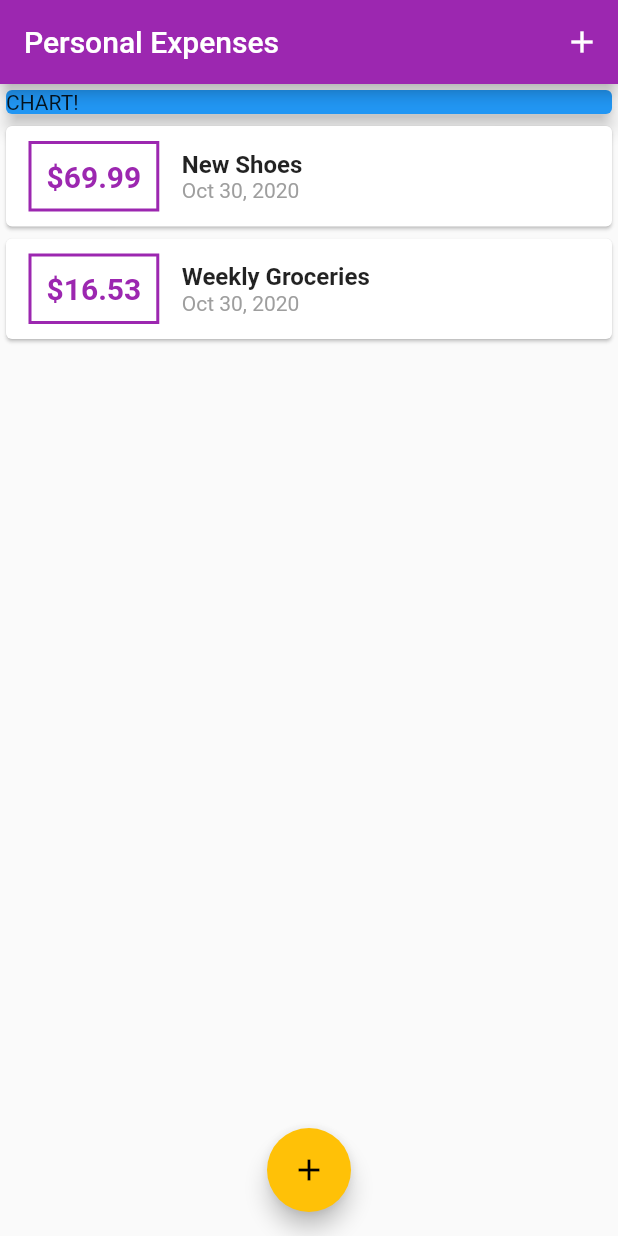
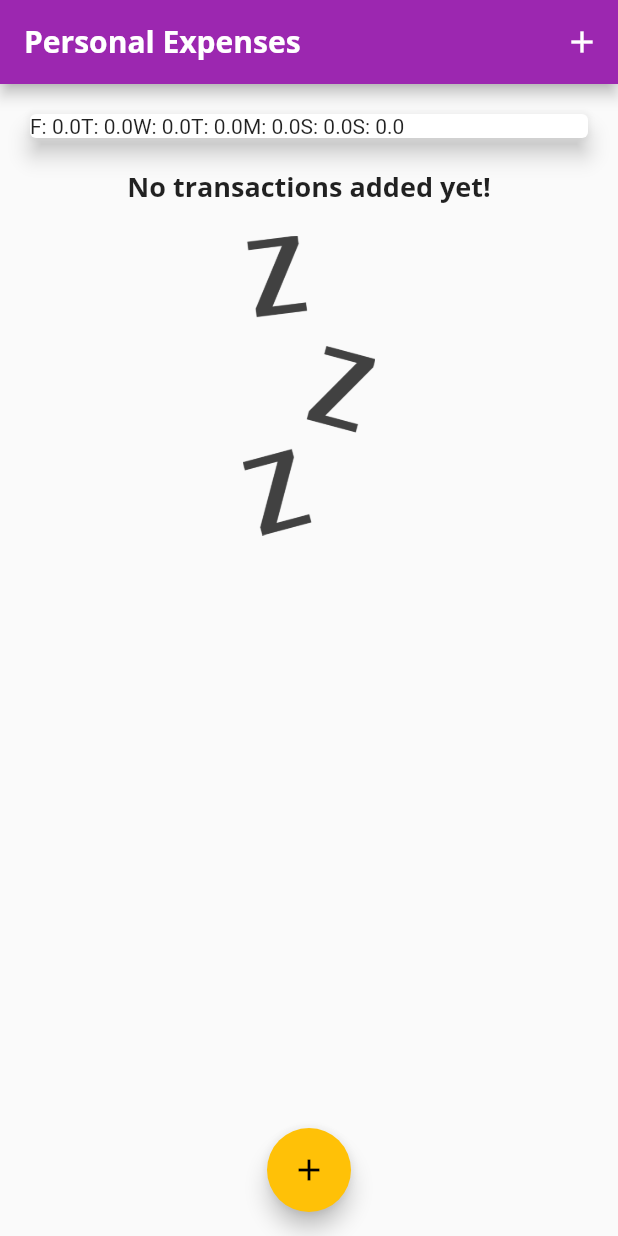
Before and after one commit to antoniofern/expenses-planner, a Flutter app: the screen it shows after launch, on a phone screen of 412 x 824 dp. Run offline on Flutter 3.47's test engine with Material 2 defaults, Android fonts, the phone set to English and light mode, and no system bars.

Commit message:
:sparkles: add some things

```diff
--- a/lib/main.dart
+++ b/lib/main.dart
@@ -2,6 +2,7 @@ import 'package:flutter/material.dart';
 
 import './widgets/transaction_list.dart';
 import './widgets/new_transaction.dart';
+import './widgets/chart.dart';
 import './models/transaction.dart';
 
 void main() => runApp(MyApp());
@@ -12,9 +13,25 @@ class MyApp extends StatelessWidget {
     return MaterialApp(
       title: 'Personal Expenses',
       theme: ThemeData(
-        primarySwatch: Colors.purple,
-        accentColor: Colors.amber,
-      ),
+          primarySwatch: Colors.purple,
+          accentColor: Colors.amber,
+          fontFamily: 'Quicksand',
+          textTheme: ThemeData.light().textTheme.copyWith(
+                title: TextStyle(
+                  fontFamily: 'OpenSans',
+                  fontWeight: FontWeight.bold,
+                  fontSize: 18,
+                ),
+              ),
+          appBarTheme: AppBarTheme(
+            textTheme: ThemeData.light().textTheme.copyWith(
+                  title: TextStyle(
+                    fontFamily: 'OpenSans',
+                    fontSize: 20,
+                    fontWeight: FontWeight.bold,
+                  ),
+                ),
+          )),
       home: MyHomePage(),
     );
   }
@@ -29,19 +46,29 @@ class MyHomePage extends StatefulWidget {
 
 class _MyHomePageState extends State<MyHomePage> {
   final List<Transaction> _userTransactions = [
-    Transaction(
-      id: 't1',
-      title: 'New Shoes',
-      amount: 69.99,
-      date: DateTime.now(),
-    ),
-    Transaction(
-      id: 't2',
-      title: 'Weekly Groceries',
-      amount: 16.53,
-      date: DateTime.now(),
-    ),
+    // Transaction(
+    //   id: 't1',
+    //   title: 'New Shoes',
+    //   amount: 69.99,
+    //   date: DateTime.now(),
+    // ),
+    // Transaction(
+    //   id: 't2',
+    //   title: 'Weekly Groceries',
+    //   amount: 16.53,
+    //   date: DateTime.now(),
+    // ),
   ];
+
+  List<Transaction> get _recentTransactions {
+    return _userTransactions.where((transaction) {
+      return transaction.date.isAfter(
+        DateTime.now().subtract(
+          Duration(days: 7),
+        ),
+      );
+    }).toList();
+  }
 
   void _addNewTransaction(String txTitle, double txAmount) {
     final newTx = Transaction(
@@ -72,7 +99,9 @@ class _MyHomePageState extends State<MyHomePage> {
   Widget build(BuildContext context) {
     return Scaffold(
       appBar: AppBar(
-        title: Text('Personal Expenses'),
+        title: Text(
+          'Personal Expenses',
+        ),
         actions: [
           IconButton(
             icon: Icon(Icons.add),
@@ -85,14 +114,7 @@ class _MyHomePageState extends State<MyHomePage> {
           // mainAxisAlignment: MainAxisAlignment.start,
           crossAxisAlignment: CrossAxisAlignment.stretch,
           children: [
-            Container(
-              width: double.infinity,
-              child: Card(
-                color: Colors.blue,
-                child: Text('CHART!'),
-                elevation: 5,
-              ),
-            ),
+            Chart(_recentTransactions),
             TransactionList(_userTransactions)
           ],
         ),
--- /dev/null
+++ b/lib/widgets/chart.dart
@@ -0,0 +1,45 @@
+import 'package:flutter/material.dart';
+import 'package:intl/intl.dart';
+
+import '../models/transaction.dart';
+
+class Chart extends StatelessWidget {
+  final List<Transaction> recentTransactions;
+
+  Chart(this.recentTransactions);
+
+  List<Map<String, Object>> get groupedTransactionValues {
+    return List.generate(7, (index) {
+      final weekDay = DateTime.now().subtract(
+        Duration(days: index),
+      );
+      var totalSum = 0.0;
+
+      for (var i = 0; i < recentTransactions.length; i++) {
+        if (recentTransactions[i].date.day == weekDay.day &&
+            recentTransactions[i].date.month == weekDay.month &&
+            recentTransactions[i].date.year == weekDay.year) {
+          totalSum += recentTransactions[i].amount;
+        }
+      }
+
+      return {
+        'day': DateFormat.E().format(weekDay).substring(0, 1),
+        'amount': totalSum,
+      };
+    });
+  }
+
+  @override
+  Widget build(BuildContext context) {
+    return Card(
+      elevation: 6,
+      margin: EdgeInsets.all(20),
+      child: Row(
+        children: groupedTransactionValues.map((data) {
+          return Text('${data['day']}: ${data['amount']}');
+        }).toList(),
+      ),
+    );
+  }
+}
--- a/lib/widgets/transaction_list.dart
+++ b/lib/widgets/transaction_list.dart
@@ -12,7 +12,26 @@ class TransactionList extends StatelessWidget {
   Widget build(BuildContext context) {
     return Container(
       height: 300,
-      child: ListView.builder(
+      child: transactions.isEmpty
+          ? Column(
+              children: [
+                Text(
+                  'No transactions added yet!',
+                  style: Theme.of(context).textTheme.title,
+                ),
+                SizedBox(
+                  height: 20,
+                ),
+                Container(
+                  height: 200,
+                  child: Image.asset(
+                    'assets/images/waiting.png',
+                    fit: BoxFit.cover,
+                  ),
+                ),
+              ],
+            )
+          : ListView.builder(
               itemBuilder: (context, index) {
                 return Card(
                   child: Row(
@@ -43,10 +62,7 @@ class TransactionList extends StatelessWidget {
                         children: [
                           Text(
                             transactions[index].title,
-                      style: TextStyle(
-                        fontSize: 16,
-                        fontWeight: FontWeight.bold,
-                      ),
+                            style: Theme.of(context).textTheme.title,
                           ),
                           Text(
                             DateFormat.yMMMd().format(transactions[index].date),
--- a/pubspec.yaml
+++ b/pubspec.yaml
@@ -44,8 +44,8 @@ flutter:
   uses-material-design: true
 
   # To add assets to your application, add an assets section, like this:
-  # assets:
-  #   - images/a_dot_burr.jpeg
+  assets:
+    - assets/images/waiting.png
   #   - images/a_dot_ham.jpeg
 
   # An image asset can refer to one or more resolution-specific "variants", see
```
Also changed, not shown: assets/images/waiting.png (added). Lines whose indentation alone changed are shown as unchanged.
